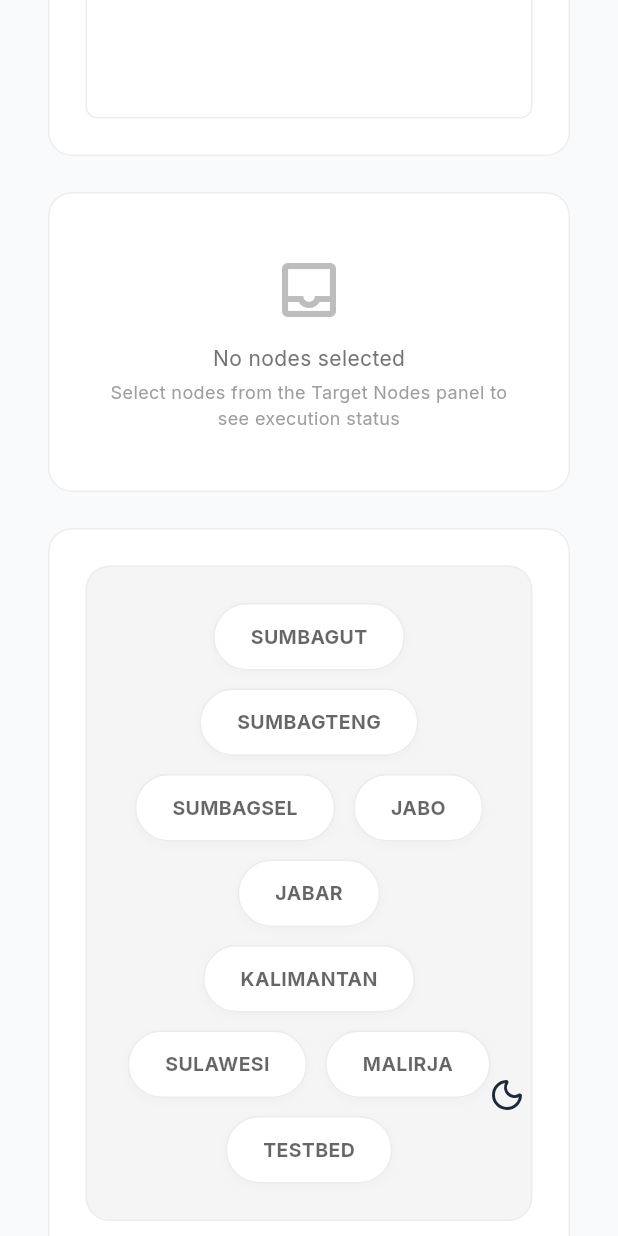
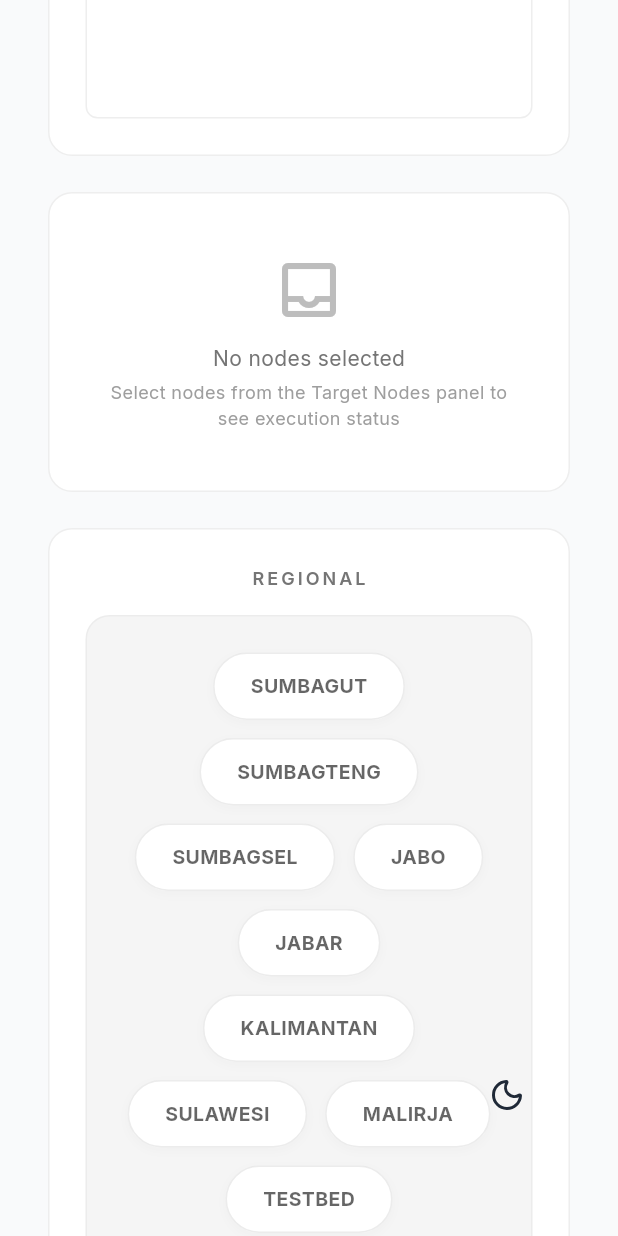
Before and after one commit to h3ndr4kw/node_deployement_center, a Flutter app: the screen it shows after launch, scrolled down 576 dp, on a phone screen of 412 x 824 dp. Run offline on Flutter 3.47's test engine with Material 3 defaults, Android fonts, the phone set to English and light mode, and no system bars; our stand-ins replace file_picker, flutter_riverpod, google_fonts, lucide_icons; missing offline and left inert: flutter_dropzone.

Commit message:
feat: implement deployment input section with command and file upload options, node type tabs, and run button, alongside new execution status table and regional selector widgets.

```diff
--- a/lib/widgets/deployment_input_section.dart
+++ b/lib/widgets/deployment_input_section.dart
@@ -113,8 +113,8 @@ class _DeploymentInputSectionState
                   ),
                 ),
                 const SizedBox(width: 16),
-                Expanded(child: SizedBox() ),
-                _buildMethodToggle(context, state, notifier)
+                Expanded(child: SizedBox()),
+                _buildMethodToggle(context, state, notifier),
               ],
             ),
             const SizedBox(height: 16),
@@ -123,16 +123,7 @@ class _DeploymentInputSectionState
           // Command or File input based on method
           if (state.method == DeploymentMethod.command) ...[
             currentNodeType == null
-                ? Container(
-                    height:
-                        480, // Default approximate height of 20 lines text field
-                    decoration: BoxDecoration(
-                      color: theme.cardColor,
-                      borderRadius: BorderRadius.circular(8),
-                      border: Border.all(color: theme.dividerColor),
-                    ),
-                    child: const SelectNodeAnimation(),
-                  )
+                ? information(context)
                 : TextFormField(
                     key: ValueKey('command_${currentNodeType.name}'),
                     controller: TextEditingController(text: currentCommand)
@@ -151,9 +142,9 @@ class _DeploymentInputSectionState
                       color: theme.textTheme.bodyLarge?.color,
                     ),
                     decoration: InputDecoration(
-                      hintText:
-                          'Enter command for ${currentNodeType.name.toUpperCase()}...',
-                      hintStyle: TextStyle(color: theme.hintColor),
+                      // hintText:
+                      //     'Enter command for ${currentNodeType.name.toUpperCase()}...',
+                      // hintStyle: TextStyle(color: theme.hintColor),
                       filled: true,
                       fillColor: theme.cardColor,
                       contentPadding: const EdgeInsets.symmetric(
@@ -185,7 +176,9 @@ class _DeploymentInputSectionState
                   ),
           ] else if (state.method == DeploymentMethod.file) ...[
             if (kIsWeb) ...[
-              Container(
+              currentNodeType == null
+                  ? information(context)
+                  : Container(
                       height: 120,
                       width: double.infinity,
                       decoration: BoxDecoration(
@@ -236,7 +229,9 @@ class _DeploymentInputSectionState
                       ),
                     ),
             ] else if (Platform.isWindows) ...[
-              Container(
+              currentNodeType == null
+                  ? information(context)
+                  : Container(
                       height: 120,
                       width: double.infinity,
                       decoration: BoxDecoration(
@@ -471,3 +466,16 @@ class _DeploymentInputSectionState
     );
   }
 }
+
+Widget information(BuildContext context) {
+  final theme = Theme.of(context);
+  return Container(
+    height: 480, // Default approximate height of 20 lines text field
+    decoration: BoxDecoration(
+      color: theme.cardColor,
+      borderRadius: BorderRadius.circular(8),
+      border: Border.all(color: theme.dividerColor),
+    ),
+    child: const SelectNodeAnimation(),
+  );
+}
--- a/lib/widgets/execution_status_table.dart
+++ b/lib/widgets/execution_status_table.dart
@@ -108,7 +108,9 @@ class ExecutionStatusTable extends ConsumerWidget {
               ),
             )
           else
-            SingleChildScrollView(
+            Padding(
+              padding: const EdgeInsets.all(8.0),
+              child: SingleChildScrollView(
                 scrollDirection: Axis.horizontal,
                 child: ConstrainedBox(
                   constraints: BoxConstraints(
@@ -170,6 +172,7 @@ class ExecutionStatusTable extends ConsumerWidget {
                         ],
                       );
                     }).toList(),
+                  ),
                 ),
               ),
             ),
--- a/lib/widgets/regional_selector.dart
+++ b/lib/widgets/regional_selector.dart
@@ -27,16 +27,16 @@ class RegionalSelector extends ConsumerWidget {
 
     return Column(
       children: [
-        // Text(
-        //   'REGIONAL AREA',
-        //   style: GoogleFonts.inter(
-        //     fontSize: 12,
-        //     fontWeight: FontWeight.w600,
-        //     letterSpacing: 2.0,
-        //     color: isDark ? Colors.grey[400] : Colors.grey[600],
-        //   ),
-        // ),
-        // const SizedBox(height: 16),
+        Text(
+          'REGIONAL',
+          style: GoogleFonts.inter(
+            fontSize: 12,
+            fontWeight: FontWeight.w600,
+            letterSpacing: 2.0,
+            color: isDark ? Colors.grey[400] : Colors.grey[600],
+          ),
+        ),
+        const SizedBox(height: 16),
         Container(
           width: double.infinity,
           padding: const EdgeInsets.all(24),
```
Lines whose indentation alone changed are shown as unchanged.
